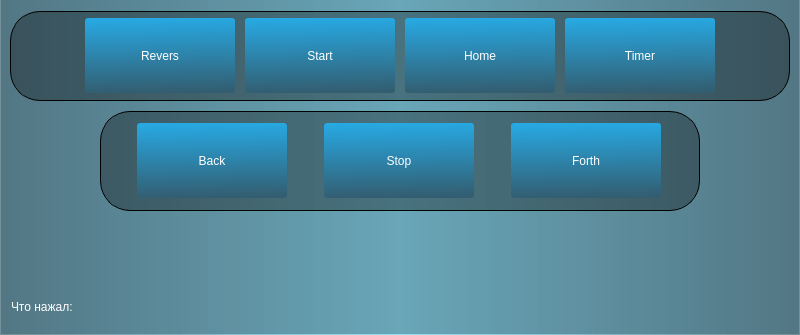
The window that style/wake.ui (Vestimy/wake_app) describes before a commit, drawn with Qt 5; both pictures show x 0 to 800 and y 149 to 484 of the 800 by 484 pixel window.
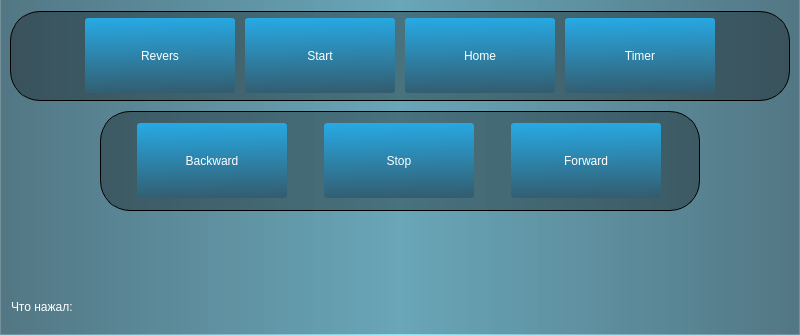
The same window after the commit. Icons and pictures are not drawn.

What changed in the file:
```diff
--- a/style/wake.ui
+++ b/style/wake.ui
@@ -897,7 +897,7 @@
                </size>
               </property>
               <property name="text">
-               <string>Back</string>
+               <string>Backward</string>
               </property>
              </widget>
             </item>
@@ -935,7 +935,7 @@
                </size>
               </property>
               <property name="text">
-               <string>Forth</string>
+               <string>Forward</string>
               </property>
              </widget>
             </item>
```
Left out of the diff: 3 changed lines with no effect on the pictures.
